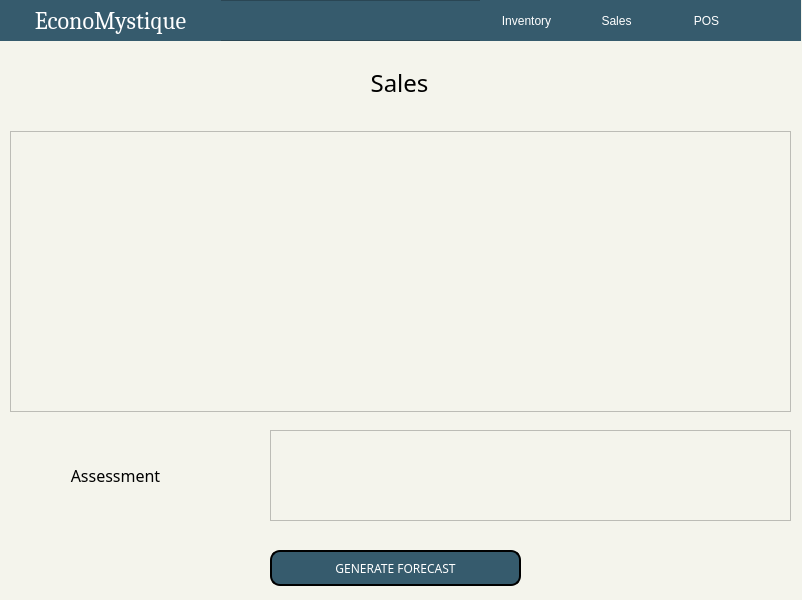
This is sales.ui in ongchangco/Economystique2 as Qt 5 draws it before an edit. The edited form follows.
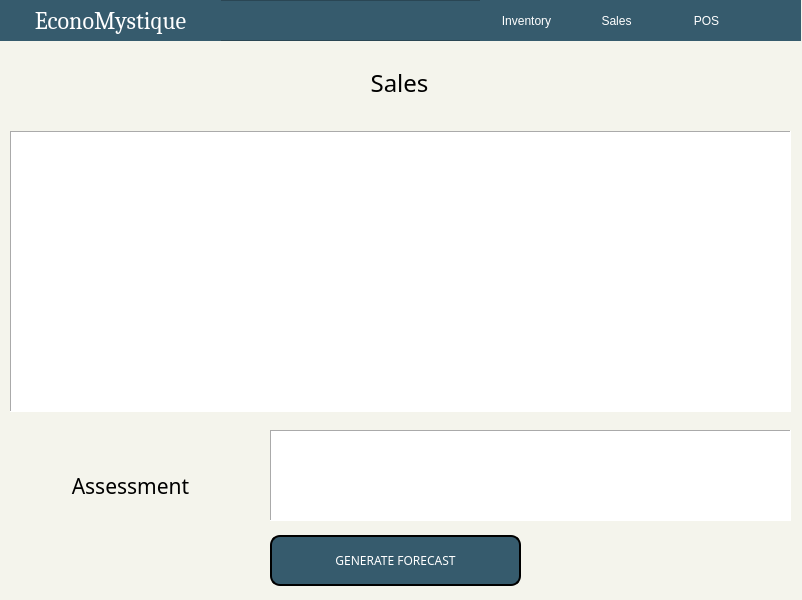
This is the edited form. Icons and pictures are not drawn.

Commit message: Overhaul POS and Sales Functions

```diff
--- a/sales.ui
+++ b/sales.ui
@@ -220,9 +220,9 @@
    <property name="geometry">
     <rect>
      <x>270</x>
-     <y>550</y>
+     <y>535</y>
      <width>251</width>
-     <height>36</height>
+     <height>51</height>
     </rect>
    </property>
    <property name="font">
@@ -262,15 +262,15 @@
    <property name="geometry">
     <rect>
      <x>10</x>
-     <y>440</y>
-     <width>211</width>
-     <height>71</height>
+     <y>460</y>
+     <width>241</width>
+     <height>51</height>
     </rect>
    </property>
    <property name="font">
     <font>
      <family>Sans Serif Collection</family>
-     <pointsize>12</pointsize>
+     <pointsize>16</pointsize>
     </font>
    </property>
    <property name="text">
@@ -311,6 +311,12 @@
      <height>281</height>
     </rect>
    </property>
+   <property name="styleSheet">
+    <string notr="true">background: #ffffff</string>
+   </property>
+   <property name="frameShape">
+    <enum>QFrame::Panel</enum>
+   </property>
   </widget>
   <widget class="QTextBrowser" name="txtAssessment">
    <property name="geometry">
@@ -321,6 +327,12 @@
      <height>91</height>
     </rect>
    </property>
+   <property name="styleSheet">
+    <string notr="true">background: #ffffff</string>
+   </property>
+   <property name="frameShape">
+    <enum>QFrame::Panel</enum>
+   </property>
   </widget>
  </widget>
  <resources/>
```
The commit also changes 18 other files.
